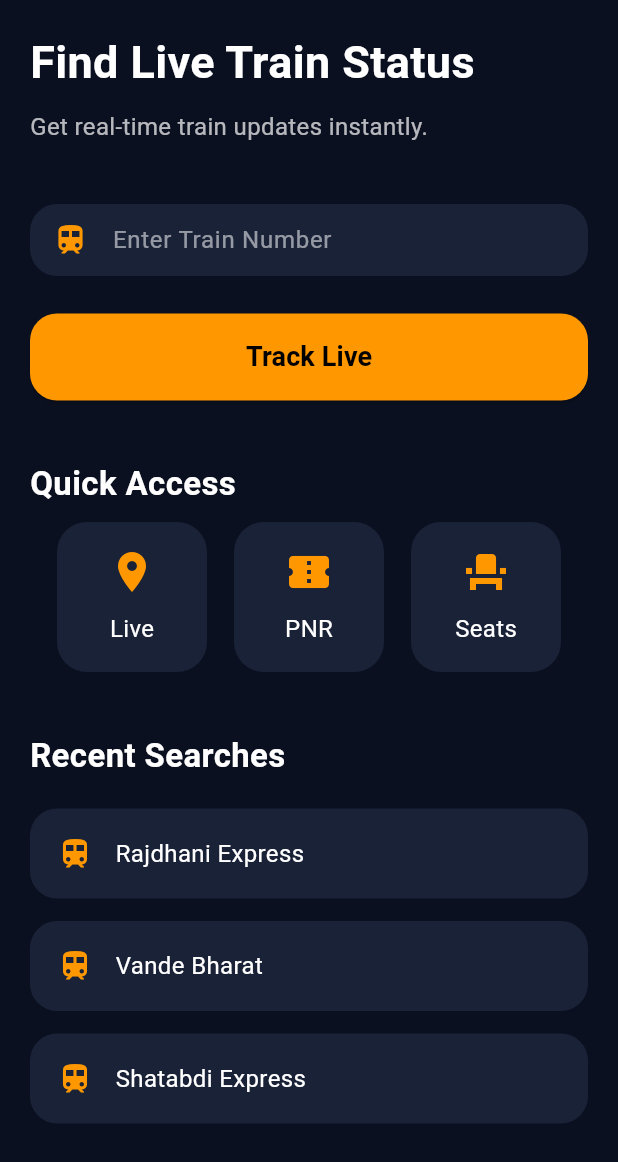
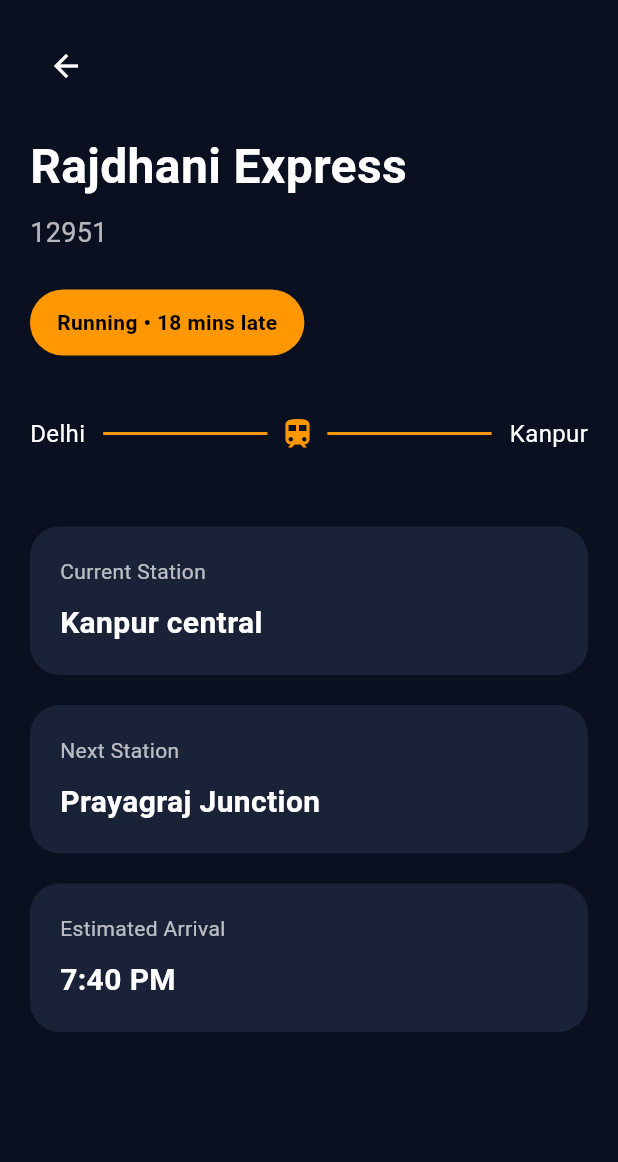
Before and after one commit to Niyati-Sachdeva/smart_rail, a Flutter app: the screen it shows after launch, after a tap on "Track Live", on a phone screen of 412 x 824 dp. Shown: the top 1162 px of the screen. Run offline on Flutter 3.47's test engine with Material 3 defaults, Android fonts, the phone set to English and light mode, and no system bars.

Commit message:
Built train status screen and navigation flow

```diff
--- a/lib/features/train/view/home_screen.dart
+++ b/lib/features/train/view/home_screen.dart
@@ -1,4 +1,5 @@
 import 'package:flutter/material.dart';
+import 'train_status_screen.dart';
 
 class HomeScreen extends StatelessWidget {
   const HomeScreen({super.key});
@@ -110,8 +111,16 @@
 
                     onPressed: () {
 
-                    },
+  Navigator.push(
 
+    context,
+
+    MaterialPageRoute(
+
+      builder: (context) => const TrainStatusScreen(),
+    ),
+  );
+},
                     child: const Text(
                       "Track Live",
 
--- /dev/null
+++ b/lib/features/train/view/train_status_screen.dart
@@ -0,0 +1,241 @@
+import 'package:flutter/material.dart';
+
+class TrainStatusScreen extends StatelessWidget {
+
+  const TrainStatusScreen({super.key});
+
+  @override
+  Widget build(BuildContext context) {
+
+    return Scaffold(
+
+      backgroundColor: const Color(0xFF0B1020),
+
+      body: SafeArea(
+
+        child: Padding(
+
+          padding: const EdgeInsets.all(20),
+
+          child: Column(
+
+            crossAxisAlignment: CrossAxisAlignment.start,
+
+            children: [
+
+              // Back Button
+              Row(
+
+                children: [
+
+                  IconButton(
+
+                    onPressed: () {
+                      Navigator.pop(context);
+                    },
+
+                    icon: const Icon(
+                      Icons.arrow_back,
+                      color: Colors.white,
+                    ),
+                  ),
+                ],
+              ),
+
+              const SizedBox(height: 20),
+
+              // Train Name
+              const Text(
+                "Rajdhani Express",
+
+                style: TextStyle(
+                  color: Colors.white,
+                  fontSize: 32,
+                  fontWeight: FontWeight.bold,
+                ),
+              ),
+
+              const SizedBox(height: 8),
+
+              // Train Number
+              const Text(
+                "12951",
+
+                style: TextStyle(
+                  color: Colors.white70,
+                  fontSize: 18,
+                ),
+              ),
+
+              const SizedBox(height: 25),
+
+              // Status Chip
+              Container(
+
+                padding: const EdgeInsets.symmetric(
+                  horizontal: 18,
+                  vertical: 12,
+                ),
+
+                decoration: BoxDecoration(
+
+                  color: Colors.orange,
+
+                  borderRadius: BorderRadius.circular(30),
+                ),
+
+                child: const Text(
+                  "Running • 18 mins late",
+
+                  style: TextStyle(
+                    color: Colors.black,
+                    fontWeight: FontWeight.bold,
+                  ),
+                ),
+              ),
+
+              const SizedBox(height: 40),
+
+              // Train Progress Row
+              Row(
+
+                mainAxisAlignment: MainAxisAlignment.spaceAround,
+
+                children: [
+
+                  // Left Station
+                  const Text(
+                    "Delhi",
+
+                    style: TextStyle(
+                      color: Colors.white,
+                      fontSize: 16,
+                    ),
+                  ),
+
+                  // Expanded Middle Section
+                  Expanded(
+
+                    child: Container(
+
+                      margin: const EdgeInsets.symmetric(
+                        horizontal: 12,
+                      ),
+
+                      child: const Row(
+
+                        children: [
+
+                          // Left Line
+                          Expanded(
+                            child: Divider(
+                              color: Colors.orange,
+                              thickness: 2,
+                            ),
+                          ),
+
+                          // Train Icon
+                          Padding(
+
+                            padding: EdgeInsets.symmetric(
+                              horizontal: 8,
+                            ),
+
+                            child: Icon(
+                              Icons.train,
+                              color: Colors.orange,
+                            ),
+                          ),
+
+                          // Right Line
+                          Expanded(
+                            child: Divider(
+                              color: Colors.orange,
+                              thickness: 2,
+                            ),
+                          ),
+                        ],
+                      ),
+                    ),
+                  ),
+
+                  // Right Station
+                  const Text(
+                    "Kanpur",
+
+                    style: TextStyle(
+                      color: Colors.white,
+                      fontSize: 16,
+                    ),
+                  ),
+                ],
+              ),
+              const SizedBox(height: 50,),
+              stationInfoCard(title:"Current Station",
+              value:"Kanpur central",),
+              const SizedBox(height: 20),
+
+stationInfoCard(
+  title: "Next Station",
+  value: "Prayagraj Junction",
+),
+
+const SizedBox(height: 20),
+
+stationInfoCard(
+  title: "Estimated Arrival",
+  value: "7:40 PM",
+),
+            ],
+          ),
+        ),
+      ),
+    );}
+      Widget stationInfoCard({
+  required String title,
+  required String value,
+}) {
+
+  return Container(
+
+    width: double.infinity,
+
+    padding: const EdgeInsets.all(20),
+
+    decoration: BoxDecoration(
+
+      color: const Color(0xFF1A2238),
+
+      borderRadius: BorderRadius.circular(20),
+    ),
+
+    child: Column(
+
+      crossAxisAlignment: CrossAxisAlignment.start,
+
+      children: [
+
+        Text(
+          title,
+
+          style: const TextStyle(
+            color: Colors.white70,
+            fontSize: 14,
+          ),
+        ),
+
+        const SizedBox(height: 10),
+
+        Text(
+          value,
+
+          style: const TextStyle(
+            color: Colors.white,
+            fontSize: 20,
+            fontWeight: FontWeight.bold,
+          ),
+        ),
+      ],
+    ),
+  );
+}}
```
